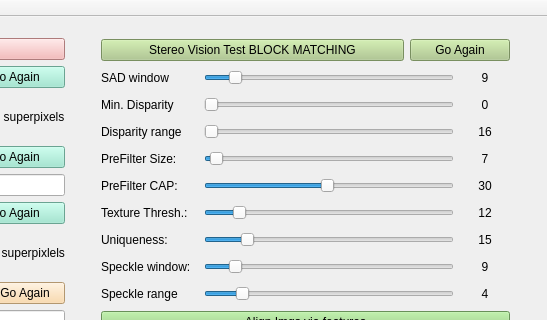
The window that SegmentationHelper/mainwindow.ui (yudanaz/masterthesis) describes before a commit, drawn with Qt 5; both pictures show x 430 to 977 and y 0 to 320 of the 977 by 465 pixel window.
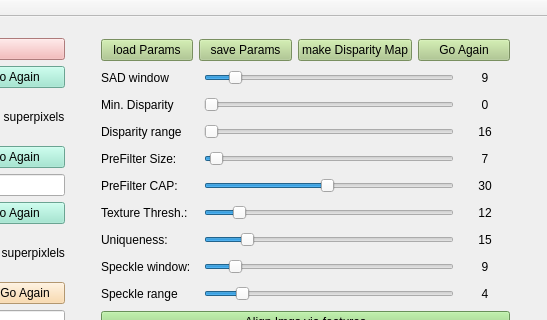
The same window after the commit.

Commit message: StereoBM parameter saving/loading + some minor changes

Diff of the .ui file:
```diff
--- a/SegmentationHelper/mainwindow.ui
+++ b/SegmentationHelper/mainwindow.ui
@@ -365,13 +365,33 @@
     <layout class="QVBoxLayout" name="verticalLayout_2">
      <item>
       <layout class="QHBoxLayout" name="horizontalLayout_7">
+       <item>
+        <widget class="QPushButton" name="btn_loadParams">
+         <property name="styleSheet">
+          <string notr="true">background-color: rgb(170, 200, 135)</string>
+         </property>
+         <property name="text">
+          <string>load Params</string>
+         </property>
+        </widget>
+       </item>
+       <item>
+        <widget class="QPushButton" name="btn_saveParams">
+         <property name="styleSheet">
+          <string notr="true">background-color: rgb(170, 200, 135)</string>
+         </property>
+         <property name="text">
+          <string>save Params</string>
+         </property>
+        </widget>
+       </item>
        <item>
         <widget class="QPushButton" name="btn_stereoVision">
          <property name="styleSheet">
           <string notr="true">background-color: rgb(170, 200, 135)</string>
          </property>
          <property name="text">
-          <string>Stereo Vision Test BLOCK MATCHING</string>
+          <string>make Disparity Map</string>
          </property>
         </widget>
        </item>
```
Left out of the diff: 2 changed lines with no effect on the pictures. The commit also changes 6 other files.
